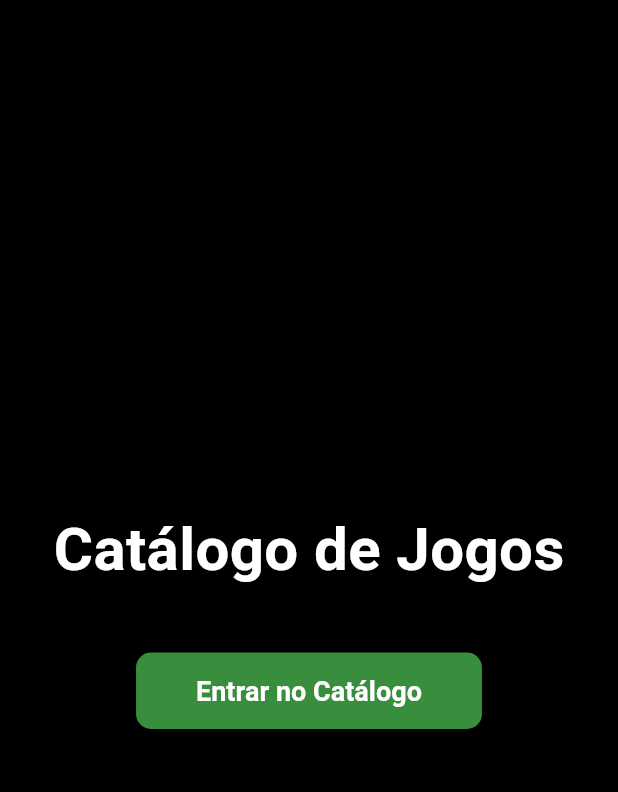
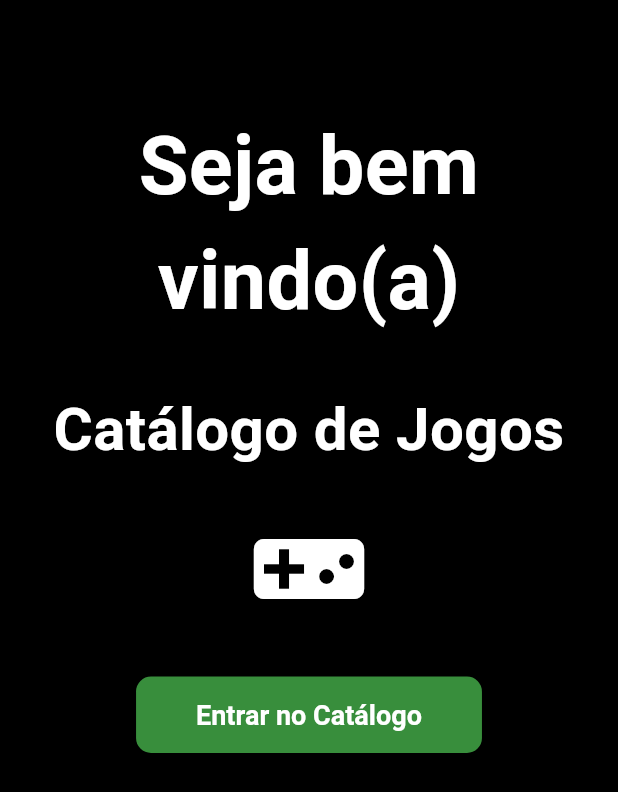
Before and after one commit to Diego-Axel/catalogodejogos, a Flutter app: the screen it shows after launch, on a phone screen of 412 x 824 dp. Shown: the top 792 px of the screen. Run offline on Flutter 3.47's test engine with Material 3 defaults, Android fonts, the light colour scheme and no system bars; our stand-ins replace flutter_dotenv.

Commit message:
Melhorar o layout e a aparência da página inicial
Adicionei espaçamento à página inicial, atualizei o alinhamento de texto e aprimorá a hierarquia visual com textos de boas-vindas e títulos maiores. Introduzi um ícone de videogame e ajustei o espaçamento para uma interface mais refinada e amigável.

```diff
--- a/lib/main.dart
+++ b/lib/main.dart
@@ -54,22 +54,51 @@ class MyHomePage extends StatelessWidget {
   @override
   Widget build(BuildContext context) {
     return Scaffold(
-      body: Center( // Centralizamos o Column diretamente no corpo
+      body: Padding(
+        padding: const EdgeInsets.symmetric(horizontal: 16.0, vertical: 48.0),
         child: Column(
-          mainAxisAlignment: MainAxisAlignment.center,
+          mainAxisAlignment: MainAxisAlignment.start,
+          crossAxisAlignment: CrossAxisAlignment.center,
           children: <Widget>[
+            const SizedBox(height: 24),
+            // Frase de boas-vindas (maior e mais acima)
+            const Center(
+              child: Text(
+                'Seja bem vindo(a)',
+                textAlign: TextAlign.center,
+                style: TextStyle(
+                  fontSize: 54,
+                  fontWeight: FontWeight.bold,
+                  color: Colors.white,
+                ),
+              ),
+            ),
+            const SizedBox(height: 32),
             // Título
-            const Text(
+            const Center(
+              child: Text(
                 'Catálogo de Jogos',
+                textAlign: TextAlign.center,
                 style: TextStyle(
                   fontSize: 40,
                   fontWeight: FontWeight.bold,
                   color: Colors.white,
                 ),
               ),
-            const SizedBox(height: 40),
+            ),
+            // Ícone de videogame logo abaixo do título
+            const SizedBox(height: 24),
+            Center(
+              child: Icon(
+                Icons.videogame_asset,
+                size: 80,
+                color: Colors.white,
+              ),
+            ),
+            const SizedBox(height: 32),
             // Botão para entrar no catálogo
-            ElevatedButton(
+            Center(
+              child: ElevatedButton(
                 onPressed: () {
                   Navigator.push(
                     context,
@@ -78,6 +107,8 @@ class MyHomePage extends StatelessWidget {
                 },
                 child: const Text('Entrar no Catálogo'),
               ),
+            ),
+            const SizedBox(height: 40),
           ],
         ),
       ),
```
Lines whose indentation alone changed are shown as unchanged.
